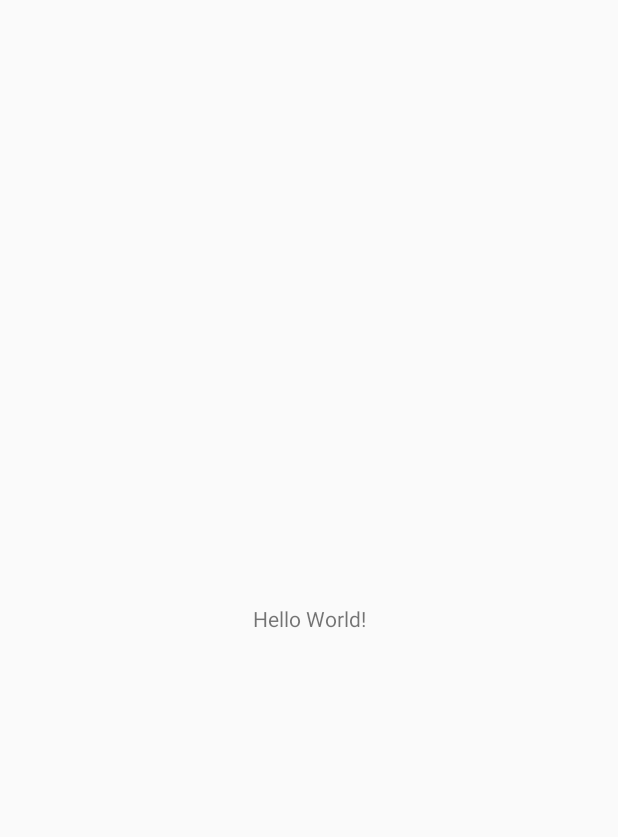
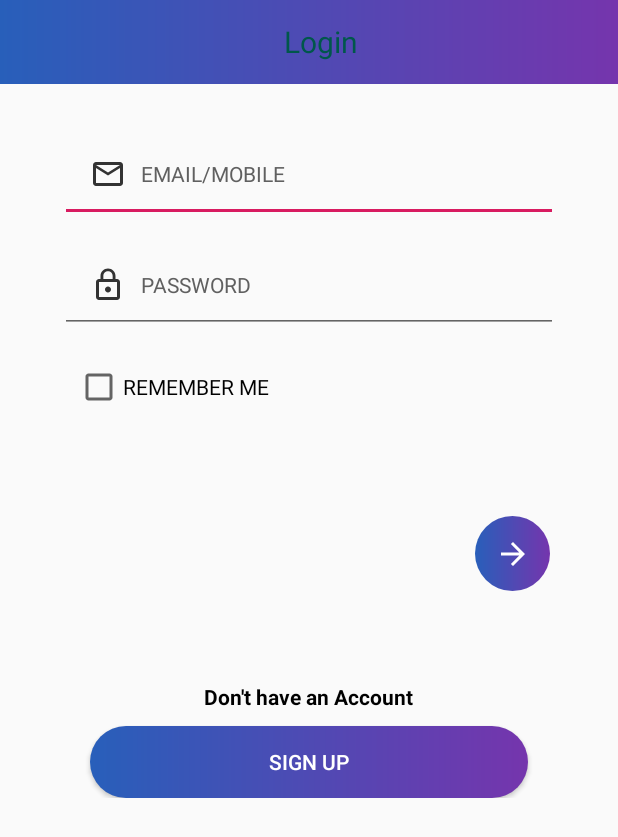
Before and after one commit to princexoleo/Be-Safe-lite, an Android app: the screen it shows after launch (MainActivity), on a phone screen of 412 x 824 dp. Before the commit the part shown is almost empty. Shown: the top 837 px of the screen. Run offline under Robolectric (Android 15) with nearby library versions, the phone set to English and light mode, and no system bars.

Commit message:
mainactivity XML updated
Additionally
- another resource dimens added
-text color addded in colors xml

```diff
--- a/app/src/main/java/airobotics/asia/MainActivity.java
+++ b/app/src/main/java/airobotics/asia/MainActivity.java
@@ -1,10 +1,13 @@
 package airobotics.asia;
 
 import androidx.appcompat.app.AppCompatActivity;
+import androidx.appcompat.widget.Toolbar;
 
 import android.os.Bundle;
+import android.widget.EditText;
 
 public class MainActivity extends AppCompatActivity {
+
 
     @Override
     protected void onCreate(Bundle savedInstanceState) {
--- a/app/src/main/res/layout/activity_main.xml
+++ b/app/src/main/res/layout/activity_main.xml
@@ -6,13 +6,137 @@
     android:layout_height="match_parent"
     tools:context=".MainActivity">
 
-    <TextView
-        android:layout_width="wrap_content"
+
+    <androidx.appcompat.widget.Toolbar
+        android:id="@+id/toolbar"
+        android:layout_width="match_parent"
         android:layout_height="wrap_content"
-        android:text="Hello World!"
-        app:layout_constraintBottom_toBottomOf="parent"
-        app:layout_constraintLeft_toLeftOf="parent"
-        app:layout_constraintRight_toRightOf="parent"
-        app:layout_constraintTop_toTopOf="parent" />
+        android:background="@drawable/background"
+        android:minHeight="?attr/actionBarSize"
+        android:theme="?attr/actionBarTheme"
+        app:layout_constraintEnd_toEndOf="parent"
+        app:layout_constraintStart_toStartOf="parent"
+        app:layout_constraintTop_toTopOf="parent"
+        app:popupTheme="?attr/actionBarTheme">
 
+        <TextView
+            android:layout_width="match_parent"
+            android:layout_height="wrap_content"
+            android:text="@string/login_str"
+            android:textAlignment="center"
+            android:textColor="@color/colorPrimaryDark"
+            android:textSize="@dimen/login_textSize"
+            tools:layout_editor_absoluteX="16dp"
+            tools:layout_editor_absoluteY="18dp" />
+
+    </androidx.appcompat.widget.Toolbar>
+
+    <LinearLayout
+        android:layout_width="match_parent"
+        android:layout_height="0dp"
+        android:layout_below="@+id/toolbar"
+        android:layout_centerHorizontal="true"
+        android:layout_marginTop="8dp"
+        android:orientation="vertical"
+        app:layout_constraintEnd_toEndOf="parent"
+        app:layout_constraintStart_toStartOf="parent"
+        app:layout_constraintTop_toBottomOf="@+id/toolbar"
+        tools:ignore="MissingConstraints">
+
+        <LinearLayout
+            android:layout_width="match_parent"
+            android:layout_height="wrap_content"
+            android:layout_marginStart="20dp"
+            android:layout_marginTop="20dp"
+            android:layout_marginEnd="20dp"
+            android:layout_marginBottom="20dp"
+            android:background="@drawable/layout_background"
+            android:gravity="center"
+            android:orientation="vertical">
+
+            <LinearLayout
+                android:layout_width="match_parent"
+                android:layout_height="345dp"
+                android:orientation="vertical">
+
+                <EditText
+                    android:id="@+id/email"
+                    android:layout_width="match_parent"
+                    android:layout_height="wrap_content"
+                    android:layout_marginStart="20dp"
+                    android:layout_marginEnd="20dp"
+                    android:drawableLeft="@drawable/ic_mail_outline_black_24dp"
+                    android:drawablePadding="10dp"
+                    android:hint="EMAIL/MOBILE"
+                    android:inputType="text"
+                    android:padding="20dp"
+                    android:textColorHint="#606060"
+                    android:textSize="14sp" />
+
+                <EditText
+                    android:id="@+id/password"
+                    android:layout_width="match_parent"
+                    android:layout_height="wrap_content"
+                    android:layout_marginStart="20dp"
+                    android:layout_marginTop="10dp"
+                    android:layout_marginEnd="20dp"
+                    android:drawableLeft="@drawable/ic_lock_outline_black_24dp"
+                    android:drawablePadding="10dp"
+                    android:hint="PASSWORD"
+                    android:inputType="textPassword"
+                    android:padding="20dp"
+                    android:textColorHint="#606060"
+                    android:textSize="14sp" />
+
+                <CheckBox
+                    android:id="@+id/checkbox"
+                    android:layout_width="match_parent"
+                    android:layout_height="wrap_content"
+                    android:layout_marginLeft="30dp"
+                    android:layout_marginTop="20dp"
+                    android:text="REMEMBER ME" />
+
+                <ImageButton
+                    android:id="@+id/signin"
+                    android:layout_width="50dp"
+                    android:layout_height="50dp"
+                    android:layout_gravity="end"
+                    android:layout_marginTop="70dp"
+                    android:layout_marginEnd="25dp"
+                    android:background="@drawable/button_background"
+                    android:src="@drawable/ic_arrow_forward_black_24dp" />
+
+
+            </LinearLayout>
+
+            <LinearLayout
+                android:layout_width="match_parent"
+                android:layout_height="match_parent"
+                android:gravity="center"
+                android:orientation="vertical">
+
+                <TextView
+                    android:layout_width="wrap_content"
+                    android:layout_height="wrap_content"
+                    android:layout_gravity="center"
+                    android:layout_marginTop="25dp"
+                    android:text="Don't have an Account"
+                    android:textAlignment="center"
+                    android:textColor="@android:color/black"
+                    android:textStyle="bold" />
+
+                <Button
+                    android:id="@+id/signup"
+                    android:layout_width="match_parent"
+                    android:layout_height="wrap_content"
+                    android:layout_gravity="center"
+                    android:layout_marginLeft="40dp"
+                    android:layout_marginTop="10dp"
+                    android:layout_marginRight="40dp"
+                    android:background="@drawable/button_background"
+                    android:text="SIGN UP"
+                    android:textColor="@android:color/white" />
+            </LinearLayout>
+        </LinearLayout>
+    </LinearLayout>
 </androidx.constraintlayout.widget.ConstraintLayout>
--- a/app/src/main/res/values/colors.xml
+++ b/app/src/main/res/values/colors.xml
@@ -3,4 +3,5 @@
     <color name="colorPrimary">#008577</color>
     <color name="colorPrimaryDark">#00574B</color>
     <color name="colorAccent">#D81B60</color>
+    <color name="textColor">#ffff</color>
 </resources>
--- /dev/null
+++ b/app/src/main/res/values/dimens.xml
@@ -0,0 +1,5 @@
+<?xml version="1.0" encoding="utf-8"?>
+<resources>
+
+    <dimen name="login_textSize">20sp</dimen>
+</resources>
--- a/app/src/main/res/values/strings.xml
+++ b/app/src/main/res/values/strings.xml
@@ -1,3 +1,4 @@
 <resources>
     <string name="app_name">Be Safe</string>
+    <string name="login_str">Login</string>
 </resources>
```
